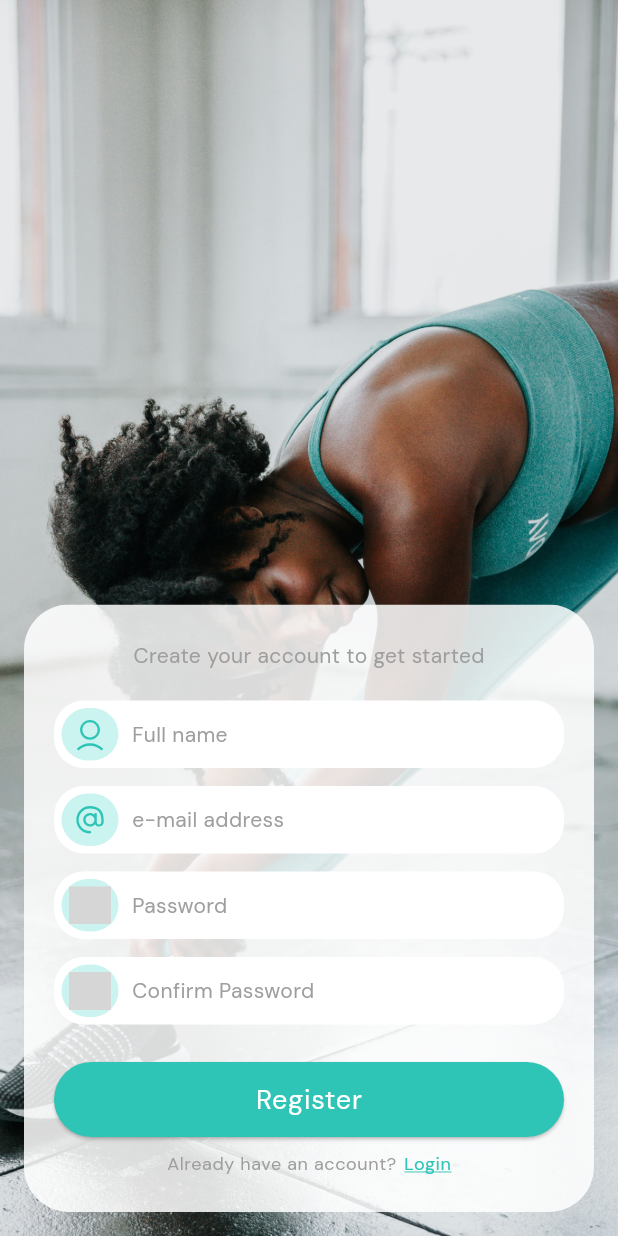
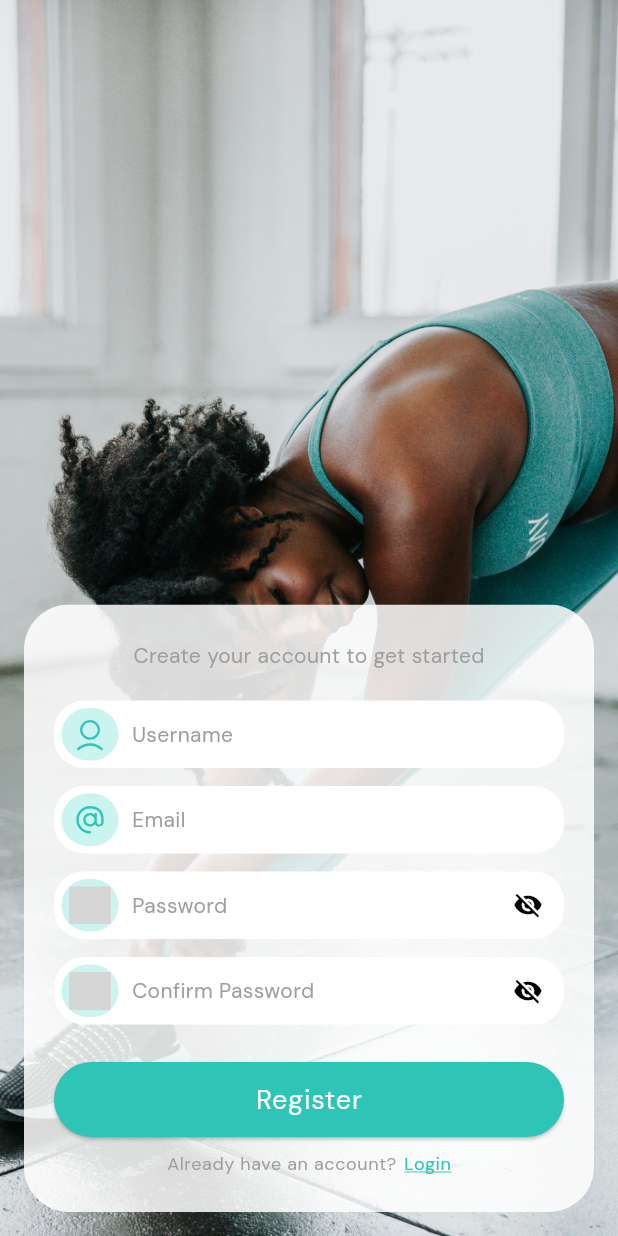
Before and after one commit to TheNairaSign/Forma, a Flutter app: the screen it shows after launch, after a tap on "Sign up", on a phone screen of 412 x 824 dp. Run offline on Flutter 3.47's test engine with Material 3 defaults, Android fonts, the phone set to English and light mode, and no system bars; our stand-ins replace accordion, animate_do, another_flushbar, circular_countdown_timer, fl_chart, flutter_riverpod and 13 more; missing offline and left inert: android_alarm_manager_plus, vertical_weight_slider; accounts and stored records are empty; project files that could hold a hidden picture were left out; grey boxes are pictures that could not be loaded.

Commit message:
feat(auth): implement Supabase authentication flow with email confirmation
refactor(workout): add workoutColor field and improve workout item display

fix(onboarding): clear onboarding status on logout and use pushReplacement

style(activity): redesign activity page with sliver header and list

chore(main): clean up Hive initialization and remove unused files

feat(profile): update sign-up flow with display name and confirmation screen

refactor(ui): enhance auth text fields with password visibility toggle

```diff
--- /dev/null
+++ b/lib/auth/supabase/auth_checker.dart
@@ -0,0 +1,24 @@
+import 'package:flutter/material.dart';
+import 'package:supabase_flutter/supabase_flutter.dart';
+import 'package:workout_tracker/auth/user_logged_in.dart';
+import 'package:workout_tracker/services/onboarding_service.dart';
+import 'package:workout_tracker/views/pages/auth/auth_page.dart';
+
+class AuthChecker extends StatelessWidget {
+  const AuthChecker({super.key});
+
+  @override
+  Widget build(BuildContext context) {
+    final session = Supabase.instance.client.auth.currentSession;
+    final onboardingService = OnboardingService.instance;
+
+    if (session != null) {
+      // ✅ User is signed in
+      return const UserLoggedIn();
+    } else {
+      // ❌ No user signed in
+      onboardingService.clearOnboardingStatus(session?.user.id);
+      return const AuthPage();
+    }
+  }
+}
--- a/lib/auth/supabase/email_confirmation_screen.dart
+++ b/lib/auth/supabase/email_confirmation_screen.dart
@@ -28,7 +28,10 @@ class _EmailConfirmationScreenState extends ConsumerState<EmailConfirmationScree
     final confirmationState = ref.watch(emailConfirmationProvider);
 
     return Scaffold(
-      body: Center(
+      resizeToAvoidBottomInset: true,
+      body: Padding(
+        padding: const EdgeInsets.only(bottom: 20.0),
+        child: Center(
           child: Container(
             margin: EdgeInsets.symmetric(horizontal: 24),
             padding: const EdgeInsets.all(24),
@@ -129,6 +132,7 @@ class _EmailConfirmationScreenState extends ConsumerState<EmailConfirmationScree
             ),
           ),
         ),
+      ),
     );
   }
 }
--- a/lib/auth/auth_checker.dart
+++ b/lib/auth/user_logged_in.dart
@@ -4,8 +4,8 @@ import 'package:workout_tracker/services/auth_service.dart';
 import 'package:workout_tracker/views/pages/auth/auth_page.dart';
 import 'package:workout_tracker/views/pages/navigation/navigation_future_page.dart';
 
-class AuthChecker extends ConsumerWidget {
-  const AuthChecker({super.key});
+class UserLoggedIn extends ConsumerWidget {
+  const UserLoggedIn({super.key});
 
   @override
   Widget build(BuildContext context, WidgetRef ref) {
--- a/lib/main.dart
+++ b/lib/main.dart
@@ -3,7 +3,7 @@ import 'package:flutter/material.dart';
 import 'package:flutter_riverpod/flutter_riverpod.dart' hide ChangeNotifierProvider;
 import 'package:hive_flutter/adapters.dart';
 import 'package:supabase_flutter/supabase_flutter.dart';
-import 'package:workout_tracker/auth/auth_checker.dart';
+import 'package:workout_tracker/auth/supabase/auth_checker.dart';
 import 'package:workout_tracker/background_task_handler.dart';
 import 'package:workout_tracker/constants.dart';
 import 'package:workout_tracker/hive/daily_steps_adapter.dart';
@@ -12,7 +12,6 @@ import 'package:workout_tracker/models/state/profile_data.dart';
 import 'package:workout_tracker/style/theme/light_theme.dart';
 import 'package:workout_tracker/providers/workout_group_notifier.dart';
 import 'package:provider/provider.dart';
-
 
 void main(List<String> args) async {
   WidgetsFlutterBinding.ensureInitialized();
@@ -49,11 +48,8 @@ void main(List<String> args) async {
     Hive.registerAdapter(DailyStepsAdapter());
     Hive.registerAdapter(CaloryStateAdapter());
     Hive.registerAdapter(ProfileDataAdapter());
-    // await Hive.openBox<DailySteps>('dailyStepsBox');
-    // await Hive.openBox<CaloryState>('calorieBox');
+    await Hive.deleteBoxFromDisk('dailyStepsBox');
     await Hive.openBox<ProfileData>('newUser');
-
-
   }
 
 class WorkoutTracker extends ConsumerStatefulWidget {
--- a/lib/models/workout/workout.dart
+++ b/lib/models/workout/workout.dart
@@ -60,6 +60,7 @@ class Workout {
       'intensity': intensity,
       'goalDuration': goalDuration,
       'workoutGroup': workoutGroup,
+      'workoutColor' : workoutColor
     };
   }
 
@@ -80,7 +81,8 @@ class Workout {
       heartRate: map['heartRate'],
       intensity: map['intensity'],
       goalDuration: map['goalDuration'],
-      workoutGroup: map['workoutGroup']
+      workoutGroup: map['workoutGroup'],
+      workoutColor: map['workoutColor'],
     )..id = map['id'];
   }
 
@@ -101,6 +103,7 @@ class Workout {
     int? goalDuration,
     int? heartRate,
     WorkoutGroup? workoutGroup,
+    Color? workoutColor,
   }) {
     return Workout(
       name: name ?? this.name,
@@ -119,6 +122,7 @@ class Workout {
       goalDuration: goalDuration ?? this.goalDuration,
       intensity: intensity?? this.intensity,
       workoutGroup: workoutGroup ?? this.workoutGroup,
+      workoutColor: workoutColor ?? this.workoutColor,
     );
   }
 }
--- a/lib/onboarding/screens/avatar_page.dart
+++ b/lib/onboarding/screens/avatar_page.dart
@@ -106,7 +106,7 @@ class _PickAvatarPageState extends ConsumerState<PickAvatarPage> {
               ref.watch(profileDataProvider.notifier).sendProfileData().then((_) {
                 debugPrint("Profile Data sent successfully");
                 OnboardingService.instance.setUserCompletedOnboarding(ref.watch(profileDataProvider).id!);
-                Navigator.of(context).push(MaterialPageRoute(builder: (ctx) => NavigationPage()));
+                Navigator.of(context).pushReplacement(MaterialPageRoute(builder: (ctx) => NavigationPage()));
               });
             }
           },
--- a/lib/providers/profile/profile_data_notifier.dart
+++ b/lib/providers/profile/profile_data_notifier.dart
@@ -40,7 +40,7 @@ class ProfileDataNotifier extends StateNotifier<ProfileData> {
 
   Future<bool> onBoardingCompleted() async {
     final userId = state.id;
-    debugPrint('User Id logged in?: $userId');
+    debugPrint('User Id completed onBoarding?: $userId');
     return await OnboardingService.instance.hasUserCompletedOnboarding(userId!);
   }
 
--- a/lib/services/onboarding_service.dart
+++ b/lib/services/onboarding_service.dart
@@ -16,4 +16,11 @@ class OnboardingService {
     await prefs.setBool('onboarding_$userId', true);
   }
 
+  Future<void> clearOnboardingStatus(String? userId) async {
+    final prefs = await SharedPreferences.getInstance();
+    // if (prefs.containsKey('onboarding_$userId')) {
+      await prefs.remove('onboarding_$userId');
+    // }
+  }
+
 }
--- a/lib/views/pages/auth/widgets/auth_text_fields.dart
+++ b/lib/views/pages/auth/widgets/auth_text_fields.dart
@@ -1,21 +1,36 @@
-// ignore_for_file: deprecated_member_use
+// ignore_for_file: deprecated_member_use, must_be_immutable
 
 import 'package:flutter/material.dart';
 import 'package:flutter_svg/svg.dart';
 import 'package:workout_tracker/style/global_colors.dart';
 
-class AuthTextField extends StatelessWidget {
-  const AuthTextField({super.key, required this.hintText, required this.svgAsset, required this.controller});
+class AuthTextField extends StatefulWidget {
+  AuthTextField({
+    super.key,
+    required this.hintText,
+    required this.svgAsset,
+    required this.controller,
+    this.showSuffix = false,
+    this.obscure = false,
+  });
   final TextEditingController controller;
   final String hintText, svgAsset;
+  final bool showSuffix;
+  bool obscure;
 
+  @override
+  State<AuthTextField> createState() => _AuthTextFieldState();
+}
+
+class _AuthTextFieldState extends State<AuthTextField> {
   @override
   Widget build(BuildContext context) {
     return SizedBox(
       height: 45,
       child: TextField(
         cursorColor: Colors.black,
-        controller: controller,
+        controller: widget.controller,
+        obscureText: widget.obscure,
         style: Theme.of(context).textTheme.bodyMedium?.copyWith(color: Colors.black),
         decoration: InputDecoration(
           contentPadding: EdgeInsets.fromLTRB(4, 5, 0, 5),
@@ -28,12 +43,19 @@ class AuthTextField extends StatelessWidget {
               color: GlobalColors.primaryColorLight,
               borderRadius: BorderRadius.circular(20)
             ),
-            child: SvgPicture.asset('assets/svgs/$svgAsset.svg', color: GlobalColors.primaryColor),
+            child: SvgPicture.asset('assets/svgs/${widget.svgAsset}.svg', color: GlobalColors.primaryColor),
           ),
-          hintText: hintText,
+          hintText: widget.hintText,
           hintStyle: Theme.of(context).textTheme.bodyMedium?.copyWith(color: Colors.grey),
           filled: true,
           fillColor: Colors.white,
+          suffixIcon: (widget.showSuffix ? GestureDetector(
+          onTap: () {
+            setState(() {
+              widget.obscure = !widget.obscure;
+            });
+          },
+        child: Icon(widget.obscure? Icons.visibility_off : Icons.visibility, color: GlobalColors.textThemeColor(context), size: 20)) : null),
           border: OutlineInputBorder(
             borderRadius: BorderRadius.circular(20),
             borderSide: BorderSide.none,
--- a/lib/views/pages/auth/widgets/login_card.dart
+++ b/lib/views/pages/auth/widgets/login_card.dart
@@ -2,15 +2,9 @@
 
 import 'package:flutter/material.dart';
 import 'package:flutter_riverpod/flutter_riverpod.dart';
-import 'package:workout_tracker/auth/supabase/supabase_auth.dart';
-import 'package:workout_tracker/onboarding/screens/onboarding_screen.dart';
 import 'package:workout_tracker/providers/auth/login_notifier.dart';
-import 'package:workout_tracker/providers/profile/profile_data_notifier.dart';
 import 'package:workout_tracker/style/global_colors.dart';
-import 'package:workout_tracker/utils/alerts.dart';
 import 'package:workout_tracker/views/pages/auth/widgets/auth_text_fields.dart';
-import 'package:workout_tracker/views/pages/navigation/navigation_future_page.dart';
-import 'package:workout_tracker/views/pages/navigation/navigation_page.dart';
 
 class LoginCard extends ConsumerWidget {
   const LoginCard({super.key, required this.controller});
@@ -51,7 +45,13 @@ class LoginCard extends ConsumerWidget {
 
                 const SizedBox(height: 15),
 
-                AuthTextField(hintText: 'Password', svgAsset: 'key', controller: login.passwordController,),
+                AuthTextField(
+                  hintText: 'Password',
+                  svgAsset: 'key',
+                  controller: login.passwordController,
+                  showSuffix: true,
+                  obscure: true,
+                ),
 
                 const SizedBox(height: 25),
 
@@ -64,18 +64,13 @@ class LoginCard extends ConsumerWidget {
                         null;
                       }
 
-                      final auth = SupabaseAuth.instance;
-                      await auth.signIn(login.emailController.text, login.passwordController.text, ref);
+                      await login.loginUser(context);
 
-                      if (auth.isEmailConfirmed != true) {
-                        Alerts.showErrorDialog(context, 'Email not confirmed', 'Please check your email and confirm your account.');
-                        return;
-                      }
-                      if (await ref.watch(profileDataProvider.notifier).onBoardingCompleted()) {
-                        Navigator.of(context).pushReplacement(MaterialPageRoute(builder: (ctx) => NavigationFuturePage()));
-                      } else {
-                        Navigator.of(context).pushReplacement(MaterialPageRoute(builder: (ctx) => OnboardingScreen()));
-                      }
+                      // if (await ref.watch(profileDataProvider.notifier).onBoardingCompleted()) {
+                      //   Navigator.of(context).pushReplacement(MaterialPageRoute(builder: (ctx) => NavigationFuturePage()));
+                      // } else {
+                      //   Navigator.of(context).pushReplacement(MaterialPageRoute(builder: (ctx) => OnboardingScreen()));
+                      // }
                     },
                     style: ElevatedButton.styleFrom(
                       backgroundColor: GlobalColors.primaryColor,
--- a/lib/views/pages/auth/widgets/signup_card.dart
+++ b/lib/views/pages/auth/widgets/signup_card.dart
@@ -2,8 +2,6 @@
 
 import 'package:flutter/material.dart';
 import 'package:flutter_riverpod/flutter_riverpod.dart';
-import 'package:workout_tracker/auth/supabase/email_confirmation_screen.dart';
-import 'package:workout_tracker/auth/supabase/supabase_auth.dart';
 import 'package:workout_tracker/providers/auth/sign_up_notifier.dart';
 import 'package:workout_tracker/style/global_colors.dart';
 import 'package:workout_tracker/views/pages/auth/widgets/auth_text_fields.dart';
@@ -43,20 +41,32 @@ class SignupCard extends ConsumerWidget {
                 const SizedBox(height: 20),
 
                 // Name field
-                AuthTextField(hintText: 'Full name', svgAsset: 'account-avatar-head', controller: signup.usernameController),
+                AuthTextField(hintText: 'Username', svgAsset: 'account-avatar-head', controller: signup.usernameController),
 
                 const SizedBox(height: 12),
 
                 // Email field
-                AuthTextField(hintText: 'e-mail address', svgAsset: 'at', controller: signup.emailController),
+                AuthTextField(hintText: 'Email', svgAsset: 'at', controller: signup.emailController),
 
 
                 const SizedBox(height: 12),
 
                 // Password field
-                AuthTextField(hintText: 'Password', svgAsset: 'lock', controller: signup.passwordController),
+                AuthTextField(
+                  hintText: 'Password',
+                  svgAsset: 'lock',
+                  controller: signup.passwordController,
+                  showSuffix: true,
+                  obscure: true,
+                ),
                 const SizedBox(height: 12),
-                AuthTextField(hintText: 'Confirm Password', svgAsset: 'lock', controller: signup.confirmPasswordController),
+                AuthTextField(
+                  hintText: 'Confirm Password',
+                  svgAsset: 'lock',
+                  controller: signup.confirmPasswordController,
+                  showSuffix: true,
+                  obscure: true,
+                ),
 
 
                 const SizedBox(height: 25),
@@ -66,20 +76,20 @@ class SignupCard extends ConsumerWidget {
                   width: double.infinity,
                   height: 50,
                   child: ElevatedButton(
-                    // onPressed: () => signup.registerUser(context, controller),
-                    onPressed: () async {
-                      final isSignIn = await SupabaseAuth.instance.signUp(
-                        signup.emailController.text,
-                        signup.passwordController.text,
-                      );
-                      if (isSignIn) {
-                        Navigator.of(context).push(
-                          MaterialPageRoute(
-                            builder: (ctx) => EmailConfirmationScreen(email: signup.emailController.text)
-                          ),
-                        );
-                      }
-                    },
+                    onPressed: () => signup.registerUser(context, controller),
+                    // onPressed: () async {
+                    //   final isSignIn = await SupabaseAuth.instance.signUp(
+                    //     signup.emailController.text,
+                    //     signup.passwordController.text,
+                    //   );
+                    //   if (isSignIn) {
+                    //     Navigator.of(context).push(
+                    //       MaterialPageRoute(
+                    //         builder: (ctx) => EmailConfirmationScreen(email: signup.emailController.text)
+                    //       ),
+                    //     );
+                    //   }
+                    // },
                     style: ElevatedButton.styleFrom(
                       backgroundColor: GlobalColors.primaryColor,
                       shape: RoundedRectangleBorder(borderRadius: BorderRadius.circular(30)),
```
Also changed, not shown: lib/auth/supabase/supabase_auth.dart (+15 -3 lines), lib/providers/auth/login_notifier.dart (+39 -7 lines), lib/providers/auth/sign_up_notifier.dart (+25 -17 lines), lib/views/pages/activity/activity_page.dart (+30 -10 lines), lib/views/pages/activity/widgets/daily_breakdown.dart (+15 -33 lines), lib/views/pages/activity/widgets/sliver_header_delegate.dart (added, +116 -0 lines), lib/views/pages/workouts/widgets/workout_item.dart (+22 -7 lines), lib/views/pages/workouts/workouts_page.dart.dart (+8 -1 lines). Lines whose indentation alone changed are shown as unchanged.
